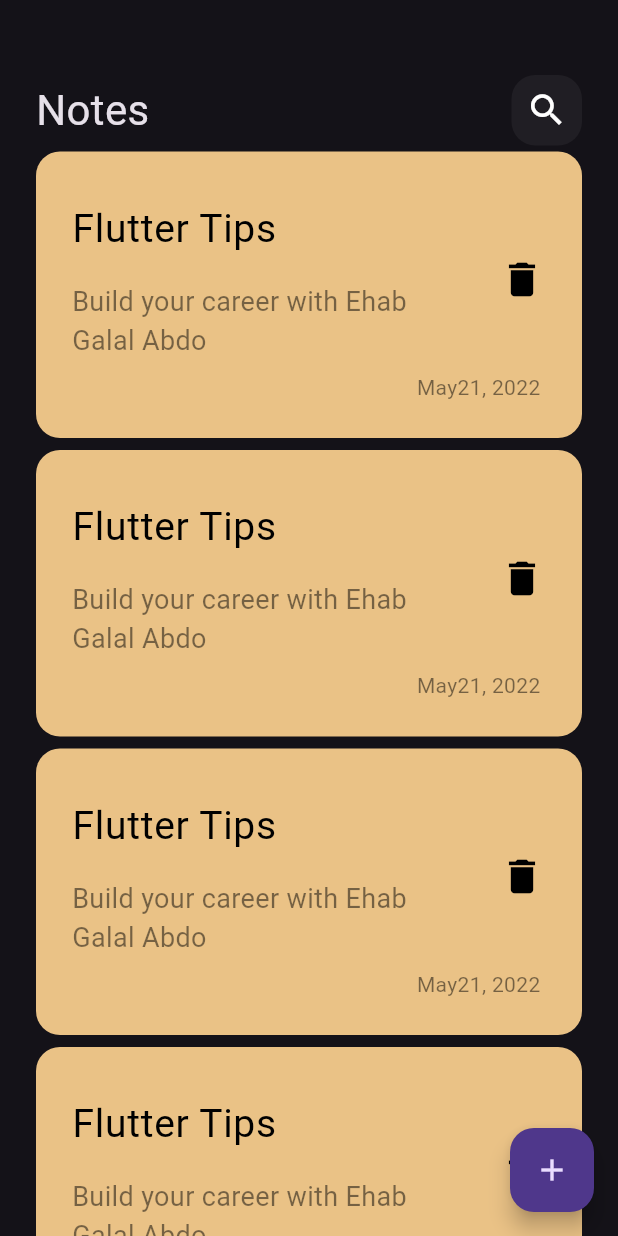
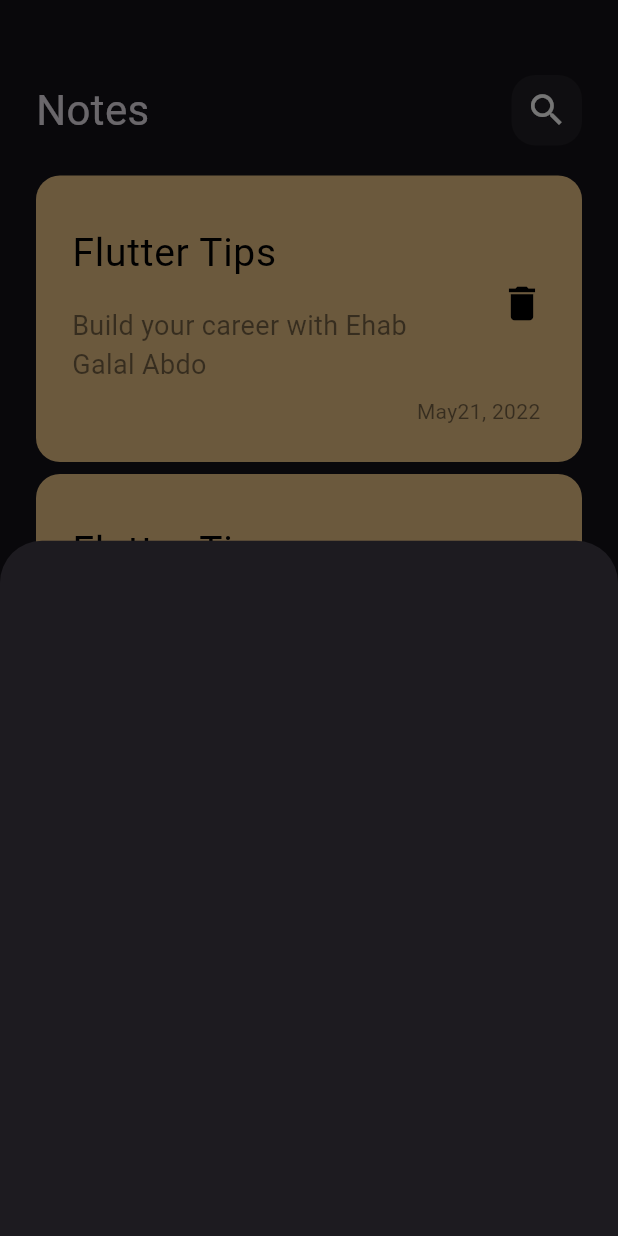
Before and after one commit to EhabGalal10/notes_app, a Flutter app: the screen it shows after launch, after a tap on the "add" icon, on a phone screen of 412 x 824 dp. Run offline on Flutter 3.47's test engine with Material 3 defaults, Android fonts, the phone set to English and light mode, and no system bars.

Commit message:
add note bottom sheet

```diff
--- a/lib/views/notes_view.dart
+++ b/lib/views/notes_view.dart
@@ -1,4 +1,5 @@
 import 'package:flutter/material.dart';
+import 'package:notesapp/views/widgets/add_note_bottom_sheet.dart';
 import 'package:notesapp/views/widgets/notes_view_body.dart';
 
 class NotesView extends StatelessWidget {
@@ -8,7 +9,13 @@ class NotesView extends StatelessWidget {
   Widget build(BuildContext context) {
     return Scaffold(
       floatingActionButton: FloatingActionButton(
-        onPressed: () {},
+        onPressed: () {
+          showModalBottomSheet(
+              context: context,
+              builder: (context) {
+                return const AddNoteBottomSheet();
+              });
+        },
         child: const Icon(Icons.add),
       ),
       body: const NotesViewBody(),
--- /dev/null
+++ b/lib/views/widgets/add_note_bottom_sheet.dart
@@ -0,0 +1,10 @@
+import 'package:flutter/material.dart';
+
+class AddNoteBottomSheet extends StatelessWidget {
+  const AddNoteBottomSheet({super.key});
+
+  @override
+  Widget build(BuildContext context) {
+    return  Container();
+  }
+}
--- a/lib/views/widgets/notes_list_view.dart
+++ b/lib/views/widgets/notes_list_view.dart
@@ -6,13 +6,17 @@ class NotesListView extends StatelessWidget {
 
   @override
   Widget build(BuildContext context) {
-    return ListView.builder(
+    return Padding(
+      padding: const EdgeInsets.symmetric(vertical: 16),
+      child: ListView.builder(
+        padding: EdgeInsets.zero,
         itemBuilder: (context, index) {
           return const Padding(
             padding: EdgeInsets.symmetric(vertical: 4),
             child: NoteItem(),
           );
         },
+      ),
     );
   }
 }
```
Lines whose indentation alone changed are shown as unchanged.
